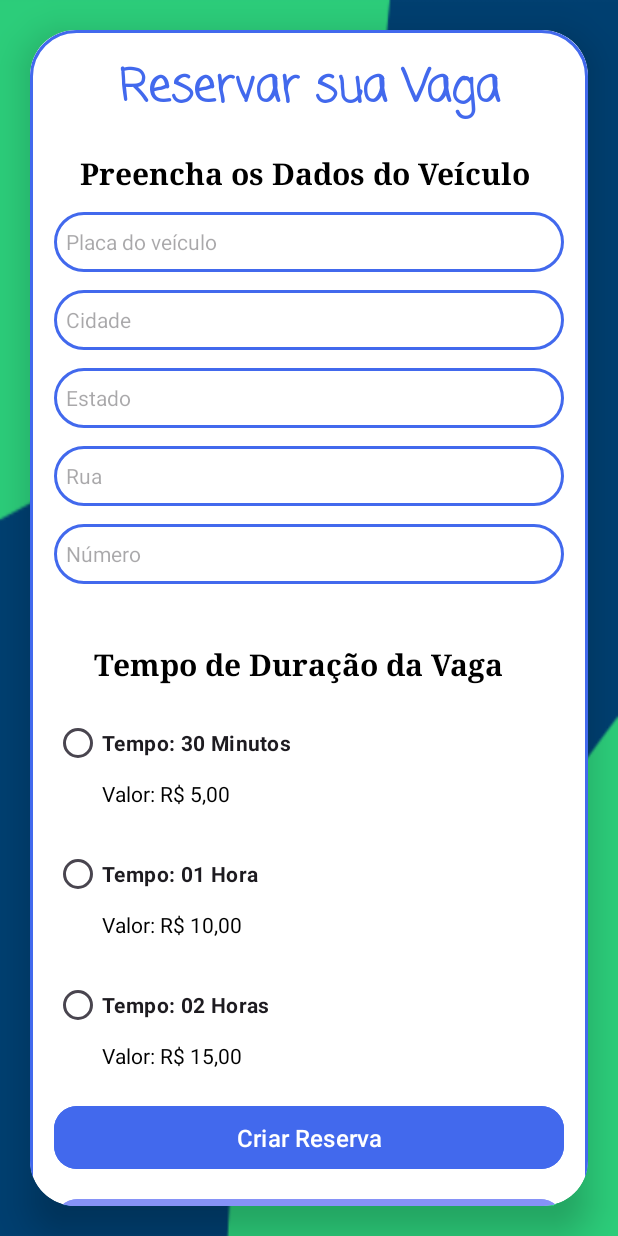
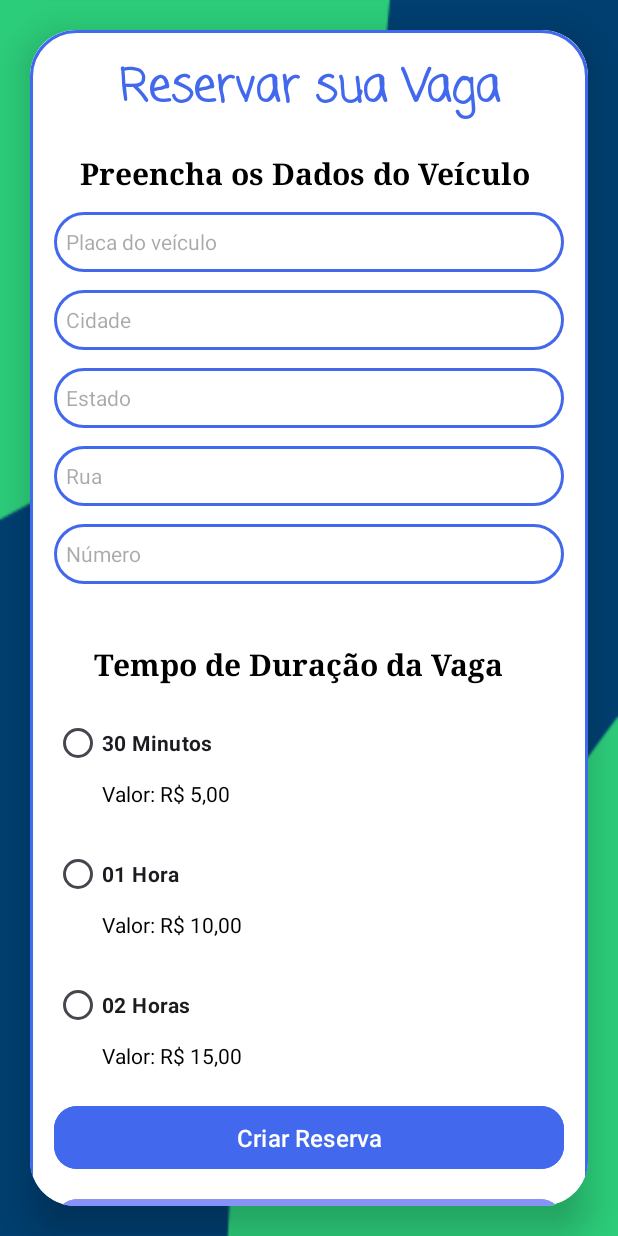
Before and after one commit to VitorMarvulle/GestaoEstacionamento, an Android app: the MotoristaActivity screen opened directly, with no data from a screen before it, on a phone screen of 412 x 824 dp. Run offline under Robolectric (Android 15) with nearby library versions, the phone set to English and light mode, and no system bars; our stand-ins replace Firebase (no records; nobody signed in at launch, a user with empty details on screens opened directly).

Commit message:
Ajuste de texto na view

```diff
--- a/app/src/main/res/layout/activity_login_motorista.xml
+++ b/app/src/main/res/layout/activity_login_motorista.xml
@@ -134,7 +134,7 @@
                     android:id="@+id/radio30Min"
                     android:layout_width="wrap_content"
                     android:layout_height="wrap_content"
-                    android:text="Tempo: 30 Minutos"
+                    android:text="30 Minutos"
                     android:textStyle="bold" />
 
                 <TextView
@@ -152,7 +152,7 @@
                     android:layout_width="wrap_content"
                     android:layout_height="wrap_content"
                     android:layout_marginTop="20dp"
-                    android:text="Tempo: 01 Hora"
+                    android:text="01 Hora"
                     android:textStyle="bold" />
 
                 <TextView
@@ -171,7 +171,7 @@
                     android:layout_width="wrap_content"
                     android:layout_height="wrap_content"
                     android:layout_marginTop="20dp"
-                    android:text="Tempo: 02 Horas"
+                    android:text="02 Horas"
                     android:textStyle="bold" />
 
                 <TextView
```
